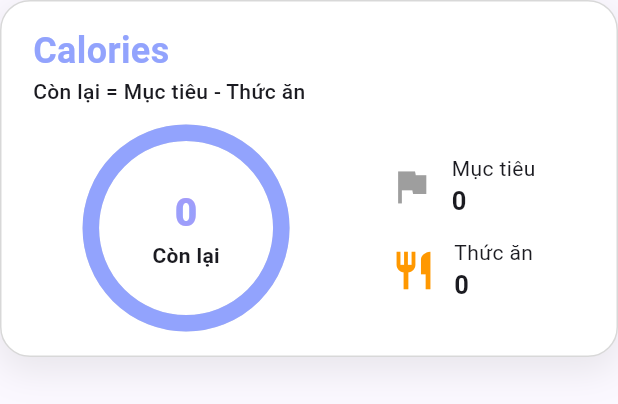
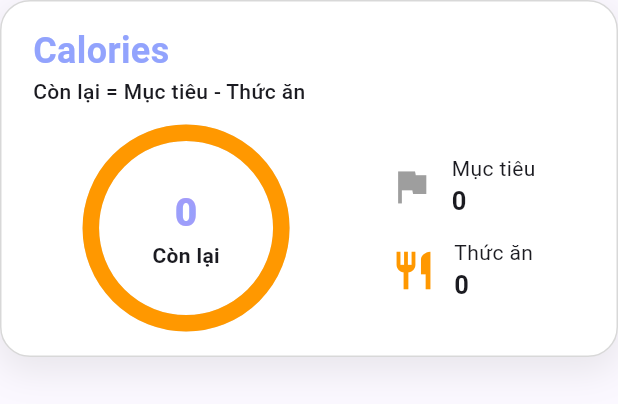
Before and after one commit to nmd1406/NutriPal, a Flutter app: the CaloriesCard widget shown alone on an empty page, opened directly, on a phone screen of 412 x 824 dp. Shown: the top 404 px of the screen. Run offline on Flutter 3.47's test engine with Material 3 defaults, Android fonts, the phone set to English and light mode, and no system bars; drawn by our look-alikes of percent_indicator; our stand-ins replace cloud_firestore, firebase_auth, firebase_core, flutter_riverpod, sqflite; accounts and stored records are empty.

```diff
--- a/lib/views/widgets/calories_card.dart
+++ b/lib/views/widgets/calories_card.dart
@@ -65,7 +65,7 @@ class CaloriesCard extends ConsumerWidget {
                       animation: true,
                       percent: progress.clamp(0, 1.0),
                       backgroundColor: Colors.grey.shade300,
-                      progressColor: primaryColor,
+                      progressColor: Colors.orange,
                       circularStrokeCap: CircularStrokeCap.round,
                       center: Column(
                         mainAxisAlignment: MainAxisAlignment.center,
@@ -121,7 +121,7 @@ class CaloriesCard extends ConsumerWidget {
             );
           },
           error: (_, _) => const Text("Có lỗi..."),
-          loading: () => const CircularProgressIndicator(),
+          loading: () => const Center(child: CircularProgressIndicator()),
         ),
       ),
     );
```
Also changed, not shown: lib/views/screens/dashboard_screen.dart (+1 -8 lines), lib/views/screens/diary_screen.dart (+13 -8 lines).
